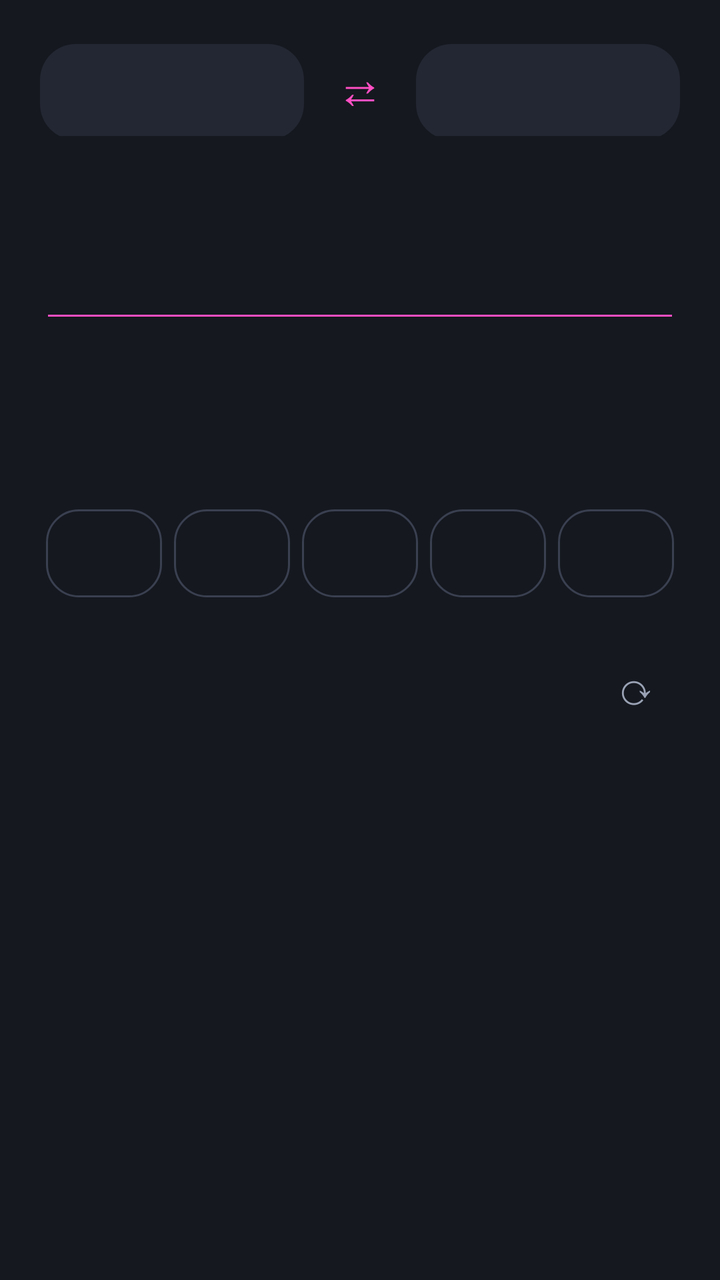
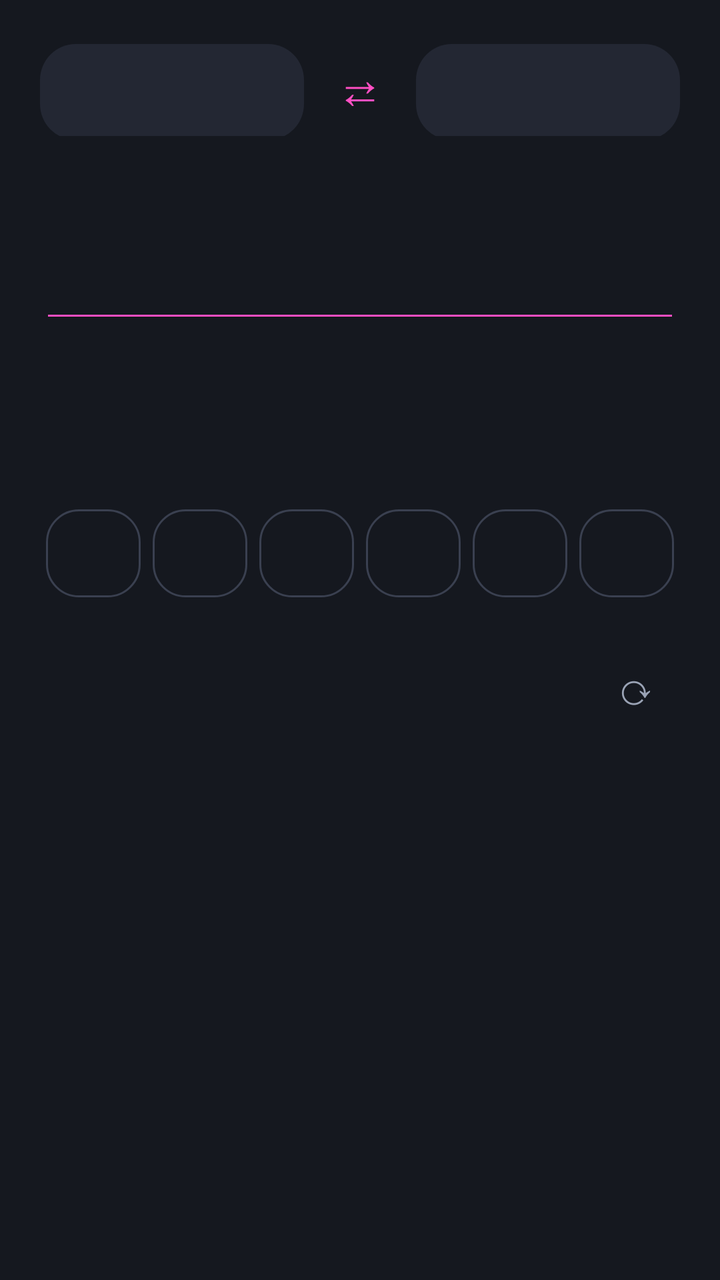

An Android layout rendered at two revisions. The XML below is the earlier revision; the diff shows what the commit changed to produce the second picture.
<!-- AndroidManifest.xml: application theme android:Theme.Material.NoActionBar -->
<!-- res/layout/activity_main.xml -->
<?xml version="1.0" encoding="utf-8"?>
<LinearLayout xmlns:android="http://schemas.android.com/apk/res/android"
    android:layout_width="match_parent"
    android:layout_height="match_parent"
    android:background="#15181F"
    android:fitsSystemWindows="true"
    android:orientation="vertical"
    android:padding="20dp">

    <TextView android:id="@+id/update_banner" android:layout_width="match_parent" android:layout_height="wrap_content"
        android:layout_marginBottom="16dp" android:background="@drawable/update_bg" android:padding="14dp"
        android:textColor="#FFFFFF" android:textSize="15sp" android:textStyle="bold" android:visibility="gone" />

    <LinearLayout
        android:layout_width="match_parent"
        android:layout_height="wrap_content"
        android:orientation="horizontal">
        <TextView android:id="@+id/from_btn" android:layout_width="0dp" android:layout_height="48dp"
            android:layout_weight="1" android:gravity="center" android:background="@drawable/row_active"
            android:textColor="#FFFFFF" android:textSize="18sp" android:textStyle="bold" />
        <TextView android:id="@+id/swap_btn" android:layout_width="56dp" android:layout_height="48dp"
            android:gravity="center" android:textColor="#FF4FC3" android:textSize="24sp" android:text="⇄" />
        <TextView android:id="@+id/to_btn" android:layout_width="0dp" android:layout_height="48dp"
            android:layout_weight="1" android:gravity="center" android:background="@drawable/row_active"
            android:textColor="#FFFFFF" android:textSize="18sp" android:textStyle="bold" />
    </LinearLayout>

    <EditText android:id="@+id/input" android:layout_width="match_parent" android:layout_height="wrap_content"
        android:layout_marginTop="28dp" android:gravity="end" android:inputType="numberDecimal"
        android:backgroundTint="#FF4FC3" android:textColor="#FFFFFF" android:textColorHint="#5C6578"
        android:textSize="40sp" android:importantForAutofill="no" />

    <TextView android:id="@+id/result" android:layout_width="match_parent" android:layout_height="wrap_content"
        android:layout_marginTop="8dp" android:gravity="end" android:singleLine="true"
        android:textColor="#FF4FC3" android:textSize="40sp" android:textStyle="bold" />

    <LinearLayout
        android:layout_width="match_parent"
        android:layout_height="wrap_content"
        android:layout_marginTop="24dp"
        android:orientation="horizontal">
        <TextView android:id="@+id/a0" style="@style/FxChip" />
        <TextView android:id="@+id/a1" style="@style/FxChip" />
        <TextView android:id="@+id/a2" style="@style/FxChip" />
        <TextView android:id="@+id/a3" style="@style/FxChip" />
        <TextView android:id="@+id/a4" style="@style/FxChip" />
    </LinearLayout>

    <LinearLayout
        android:layout_width="match_parent"
        android:layout_height="wrap_content"
        android:layout_marginTop="20dp"
        android:gravity="center_vertical"
        android:orientation="horizontal">
        <TextView android:id="@+id/status" android:layout_width="0dp" android:layout_height="wrap_content"
            android:layout_weight="1" android:textColor="#9AA3B5" android:textSize="13sp" />
        <TextView android:id="@+id/refresh_btn" android:layout_width="44dp" android:layout_height="44dp"
            android:gravity="center" android:textColor="#9AA3B5" android:textSize="22sp" android:text="⟳" />
    </LinearLayout>

    <TextView android:id="@+id/version" android:layout_width="match_parent" android:layout_height="wrap_content"
        android:layout_marginTop="8dp" android:gravity="end" android:textColor="#5C6578" android:textSize="11sp" />
</LinearLayout>
<!-- resources referenced by this layout -->
<resources>
  <!-- drawable row_active (drawable) -->
  <?xml version="1.0" encoding="utf-8"?>
  <shape xmlns:android="http://schemas.android.com/apk/res/android">
      <solid android:color="#232733" />
      <corners android:radius="18dp" />
  </shape>
  <!-- drawable update_bg (drawable) -->
  <?xml version="1.0" encoding="utf-8"?>
  <shape xmlns:android="http://schemas.android.com/apk/res/android">
      <solid android:color="#FF4FC3" />
      <corners android:radius="12dp" />
  </shape>
  <style name="FxChip">
          <item name="android:layout_width">0dp</item>
          <item name="android:layout_height">44dp</item>
          <item name="android:layout_weight">1</item>
          <item name="android:layout_margin">3dp</item>
          <item name="android:gravity">center</item>
          <item name="android:background">@drawable/chip</item>
          <item name="android:textColor">#FFFFFF</item>
          <item name="android:textSize">15sp</item>
      </style>
  <!-- drawable chip (drawable) -->
  <?xml version="1.0" encoding="utf-8"?>
  <shape xmlns:android="http://schemas.android.com/apk/res/android">
      <solid android:color="#00000000" />
      <stroke android:width="1dp" android:color="#3A4050" />
      <corners android:radius="16dp" />
  </shape>
</resources>

<!-- the commit's change to res/layout/activity_main.xml (unified diff, before → after) -->
@@ -44,6 +44,7 @@
         <TextView android:id="@+id/a2" style="@style/FxChip" />
         <TextView android:id="@+id/a3" style="@style/FxChip" />
         <TextView android:id="@+id/a4" style="@style/FxChip" />
+        <TextView android:id="@+id/a5" style="@style/FxChip" />
     </LinearLayout>
 
     <LinearLayout
